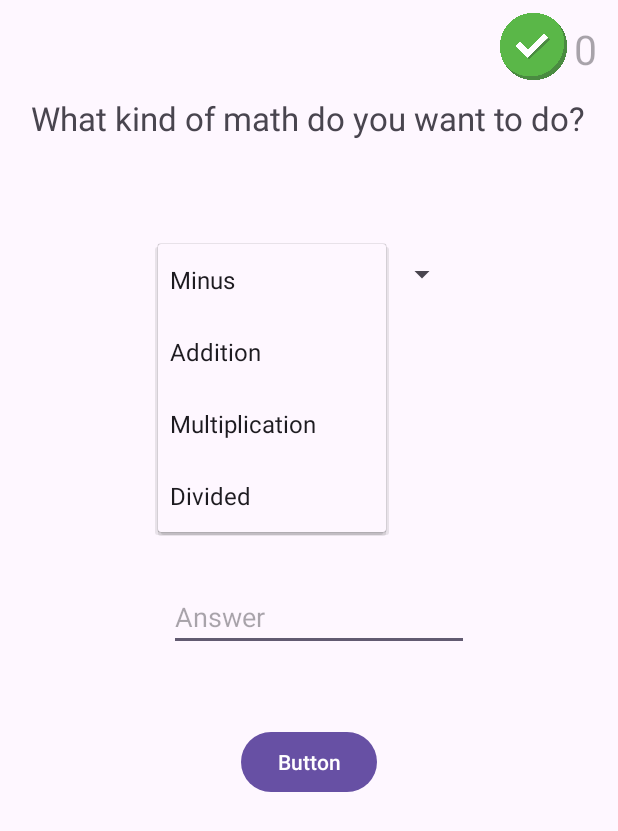
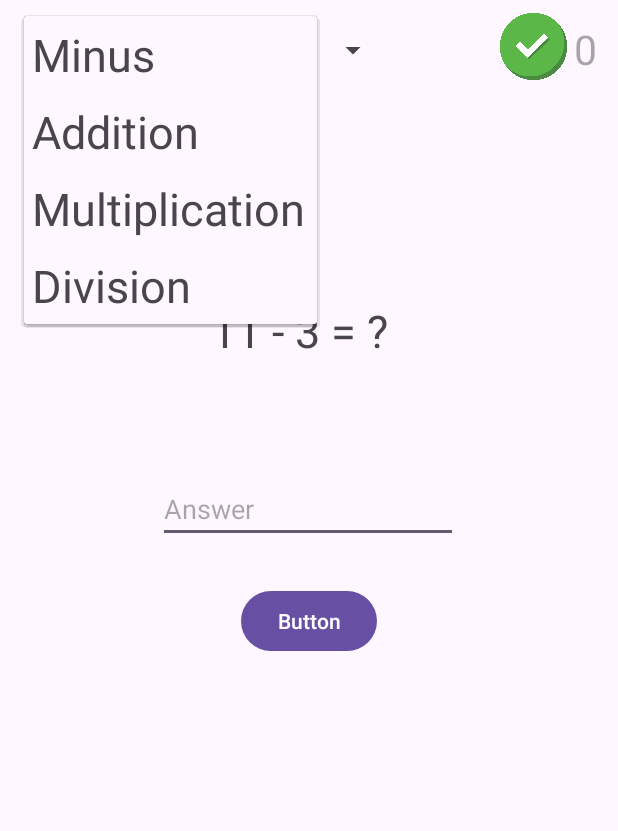
Before and after one commit to alvinjhson/MathApp, an Android app: the screen it shows after launch (MainActivity), after a tap on "Minus", on a phone screen of 412 x 824 dp. Shown: the top 831 px of the screen. Run offline under Robolectric (Android 15) with nearby library versions, the phone set to English and light mode, and no system bars; 1 other tap on this screen came first.

Commit message:
fixed some visuials in the app

```diff
--- a/app/src/main/java/com/example/simplemathapp/MainActivity.kt
+++ b/app/src/main/java/com/example/simplemathapp/MainActivity.kt
@@ -1,7 +1,6 @@
 package com.example.simplemathapp
 
 import android.content.Intent
-import androidx.appcompat.app.AppCompatActivity
 import android.os.Bundle
 import android.util.Log
 import android.view.View
@@ -12,6 +11,7 @@ import android.widget.EditText
 import android.widget.Spinner
 import android.widget.TextView
 import android.widget.Toast
+import androidx.appcompat.app.AppCompatActivity
 
 class MainActivity : AppCompatActivity() {
     lateinit var rightAnswers : TextView
@@ -19,14 +19,14 @@ class MainActivity : AppCompatActivity() {
     lateinit var answerView: EditText
     var correctAnswer: Int = 0
     var rightAnswerCount = 0
-    val math = arrayOf("Minus","Addition","Multiplication","Divided")
+    val math = arrayOf("Minus","Addition","Multiplication","Division")
     var mathPosistion = 0
 
     override fun onCreate(savedInstanceState: Bundle?) {
         super.onCreate(savedInstanceState)
         setContentView(R.layout.activity_main)
+        val spinner = findViewById<Spinner>(R.id.spinner)
 
-        val spinner = findViewById<Spinner>(R.id.spinner)
 
         questionView = findViewById(R.id.questionView)
         answerView = findViewById(R.id.answerView)
@@ -34,11 +34,11 @@ class MainActivity : AppCompatActivity() {
         val button = findViewById<Button>(R.id.answerButton)
 
 
-        val arrayAdapter = ArrayAdapter<String>(this,android.R.layout.simple_spinner_dropdown_item,math)
+        val arrayAdapter = ArrayAdapter<String>(this,R.layout.spinner_list,math)
         spinner.adapter = arrayAdapter
         spinner.onItemSelectedListener = object : AdapterView.OnItemSelectedListener{
             override fun onItemSelected(p0: AdapterView<*>?, p1: View?, p2: Int, p3: Long) {
-                Toast.makeText(applicationContext,"selected Math language is = "+ math[p2], Toast.LENGTH_SHORT).show()
+                Toast.makeText(applicationContext,"Selected Math is "+ math[p2], Toast.LENGTH_SHORT).show()
                 Log.d("!!!","this item ${math[p2]} ")
                 if (math[p2] == math[0]){
                     setNewQuestionMinus()
@@ -53,7 +53,7 @@ class MainActivity : AppCompatActivity() {
                     mathPosistion = 2
                 }
                 else if (math[p2] == math[3]){
-                    setNewQuestionDivided()
+                    setNewQuestionDivision()
                     mathPosistion = 3
                 }
 
@@ -92,7 +92,7 @@ class MainActivity : AppCompatActivity() {
             setNewQuestionMultiplication()
         }
         else if (mathPosistion == 3){
-            setNewQuestionDivided()
+            setNewQuestionDivision()
         }
     }
     fun handleAnswer(){
@@ -127,29 +127,29 @@ class MainActivity : AppCompatActivity() {
         val secondNumber = (1.. 10).random()
         correctAnswer = firstNumber + secondNumber
 
-        questionView.text = "$firstNumber + $secondNumber ="
+        questionView.text = "$firstNumber + $secondNumber = ?"
 
     }
     fun setNewQuestionMinus(){
-        val firstNumber = (20..50).random()
-        val secondNumber = (1.. 19).random()
+        val firstNumber = (11..25).random()
+        val secondNumber = (1.. 10).random()
         correctAnswer = firstNumber - secondNumber
-        questionView.text = "$firstNumber - $secondNumber ="
+        questionView.text = "$firstNumber - $secondNumber = ?"
     }
     fun setNewQuestionMultiplication() {
         val firstNumber = (1.. 10).random()
         val secondNumber = (1.. 10).random()
         correctAnswer = firstNumber * secondNumber
 
-        questionView.text = "$firstNumber * $secondNumber ="
+        questionView.text = "$firstNumber * $secondNumber = ?"
 
     }
-    fun setNewQuestionDivided() {
-        val firstNumber = (20.. 100).random()
-        val secondNumber = (1.. 19).random()
+    fun setNewQuestionDivision() {
+        val firstNumber = (10.. 40).random()
+        val secondNumber = (1.. 5).random()
         correctAnswer = firstNumber / secondNumber
 
-        questionView.text = "$firstNumber / $secondNumber ="
+        questionView.text = "$firstNumber / $secondNumber = ?"
 
     }
 }
--- a/app/src/main/res/layout/activity_main.xml
+++ b/app/src/main/res/layout/activity_main.xml
@@ -10,10 +10,11 @@
         android:id="@+id/questionView"
         android:layout_width="130dp"
         android:layout_height="42dp"
-        android:layout_marginTop="276dp"
+        android:layout_marginTop="200dp"
         android:text="TextView"
         android:textSize="30dp"
         app:layout_constraintEnd_toEndOf="parent"
+        app:layout_constraintHorizontal_bias="0.498"
         app:layout_constraintStart_toStartOf="parent"
         app:layout_constraintTop_toTopOf="parent" />
 
@@ -21,12 +22,12 @@
         android:id="@+id/answerView"
         android:layout_width="200dp"
         android:layout_height="40dp"
-        android:layout_marginTop="76dp"
+        android:layout_marginTop="80dp"
         android:ems="10"
         android:hint="Answer"
         android:inputType="number"
         app:layout_constraintEnd_toEndOf="parent"
-        app:layout_constraintHorizontal_bias="0.532"
+        app:layout_constraintHorizontal_bias="0.497"
         app:layout_constraintStart_toStartOf="parent"
         app:layout_constraintTop_toBottomOf="@+id/questionView" />
 
@@ -34,7 +35,7 @@
         android:id="@+id/answerButton"
         android:layout_width="wrap_content"
         android:layout_height="wrap_content"
-        android:layout_marginTop="50dp"
+        android:layout_marginTop="28dp"
         android:text="Button"
         app:layout_constraintEnd_toEndOf="parent"
         app:layout_constraintStart_toStartOf="parent"
@@ -54,29 +55,17 @@
         app:layout_constraintTop_toTopOf="parent"
         app:layout_constraintVertical_bias="0.005" />
 
+
     <Spinner
         android:id="@+id/spinner"
-        android:layout_width="200dp"
-        android:layout_height="40dp"
-        android:layout_marginBottom="25dp"
+        android:layout_width="243dp"
+        android:layout_height="45dp"
         app:layout_constraintBottom_toBottomOf="parent"
         app:layout_constraintEnd_toEndOf="parent"
-        app:layout_constraintHorizontal_bias="0.497"
+        app:layout_constraintHorizontal_bias="0.095"
         app:layout_constraintStart_toStartOf="parent"
-        app:layout_constraintTop_toBottomOf="@+id/textView4"
-        app:layout_constraintVertical_bias="0.104" />
-
-    <TextView
-        android:id="@+id/textView4"
-        android:layout_width="wrap_content"
-        android:layout_height="wrap_content"
-        android:layout_marginTop="64dp"
-        android:text="What kind of math do you want to do?"
-        android:textSize="22sp"
-        app:layout_constraintEnd_toEndOf="parent"
-        app:layout_constraintHorizontal_bias="0.487"
-        app:layout_constraintStart_toStartOf="parent"
-        app:layout_constraintTop_toTopOf="parent" />
+        app:layout_constraintTop_toTopOf="parent"
+        app:layout_constraintVertical_bias="0.014" />
 
     <ImageView
         android:id="@+id/imageView2"
--- /dev/null
+++ b/app/src/main/res/layout/spinner_list.xml
@@ -0,0 +1,12 @@
+<?xml version="1.0" encoding="utf-8"?>
+<TextView
+    xmlns:android="http://schemas.android.com/apk/res/android"
+    android:layout_width="match_parent"
+    android:layout_height="match_parent"
+    android:textSize="30dp"
+    android:padding="5dp"
+
+
+    >
+
+</TextView>
```
Also changed, not shown: app/src/main/res/layout/spinner_dropdown.xml (added, +12 -0 lines).
